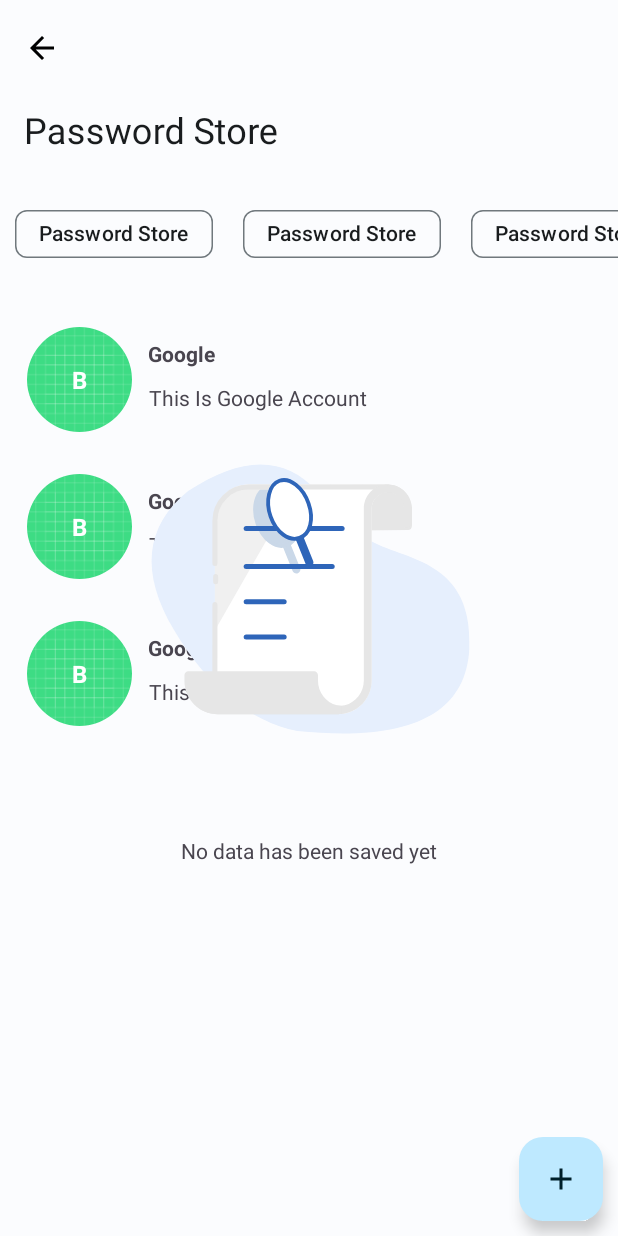
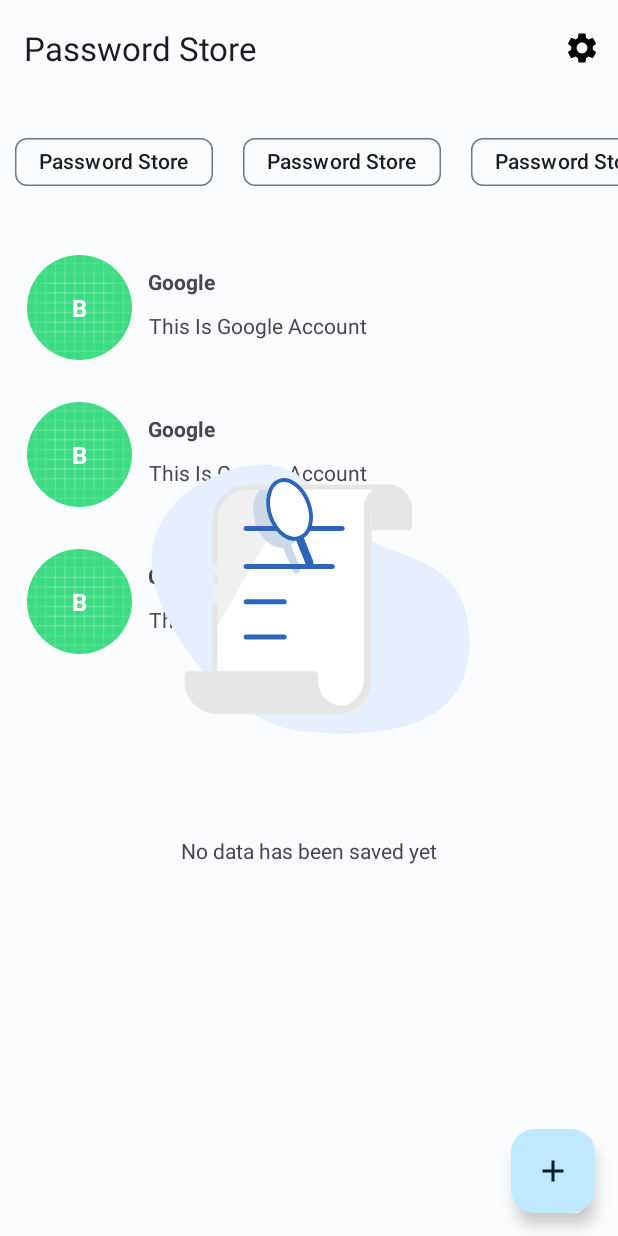
Before and after one commit to Ridhoardhiansyah7/Password_Store, an Android app: the layout activity_main.xml on its own in the app's theme, with its tools: preview values and no code run, on a phone screen of 412 x 824 dp. Run offline under Robolectric (Android 15) with nearby library versions, the phone set to English and light mode, and no system bars.

Commit message:
fixed several known issues

```diff
--- a/app/src/main/res/layout/activity_add.xml
+++ b/app/src/main/res/layout/activity_add.xml
@@ -68,7 +68,6 @@
                     android:layout_width="match_parent"
                     android:layout_height="wrap_content"
                     android:hint="@string/title"
-                    android:inputType="none"
                     android:id="@+id/edt_title"/>
 
             </com.google.android.material.textfield.TextInputLayout>
@@ -85,7 +84,6 @@
                     android:layout_width="match_parent"
                     android:layout_height="wrap_content"
                     android:hint="@string/username"
-                    android:inputType="none"
                     android:id="@+id/edt_username"/>
 
             </com.google.android.material.textfield.TextInputLayout>
@@ -103,7 +101,6 @@
                     android:layout_width="match_parent"
                     android:layout_height="wrap_content"
                     android:hint="@string/password"
-                    android:inputType="none"
                     android:id="@+id/edt_password"/>
 
             </com.google.android.material.textfield.TextInputLayout>
@@ -121,7 +118,6 @@
                     android:layout_width="match_parent"
                     android:layout_height="wrap_content"
                     android:hint="@string/re_password"
-                    android:inputType="none"
                     android:id="@+id/edt_re_password"/>
 
             </com.google.android.material.textfield.TextInputLayout>
@@ -138,7 +134,6 @@
                     android:layout_width="match_parent"
                     android:layout_height="wrap_content"
                     android:hint="@string/description"
-                    android:inputType="none"
                     android:id="@+id/edt_desc"/>
 
             </com.google.android.material.textfield.TextInputLayout>
@@ -155,7 +150,6 @@
                     android:layout_width="match_parent"
                     android:layout_height="wrap_content"
                     android:hint="@string/tag"
-                    android:inputType="none"
                     android:id="@+id/edt_tags"/>
 
             </com.google.android.material.textfield.TextInputLayout>
--- a/app/src/main/res/layout/activity_main.xml
+++ b/app/src/main/res/layout/activity_main.xml
@@ -1,32 +1,36 @@
 <?xml version="1.0" encoding="utf-8"?>
-<androidx.coordinatorlayout.widget.CoordinatorLayout
-    xmlns:android="http://schemas.android.com/apk/res/android"
+<androidx.constraintlayout.widget.ConstraintLayout xmlns:android="http://schemas.android.com/apk/res/android"
     xmlns:app="http://schemas.android.com/apk/res-auto"
     xmlns:tools="http://schemas.android.com/tools"
     android:layout_width="match_parent"
     android:layout_height="match_parent"
-    tools:context=".uiLayer.activity.MainActivity"
-    android:orientation="vertical">
+    android:orientation="vertical"
+    tools:context=".uiLayer.activity.MainActivity">
 
-    <include
-        android:id="@+id/inc"
-        layout="@layout/medium_appbar"
-    />
-
-    <androidx.core.widget.NestedScrollView
-        android:layout_width="match_parent"
-        android:layout_height="match_parent"
-        app:layout_behavior="com.google.android.material.appbar.AppBarLayout$ScrollingViewBehavior">
-
-        <LinearLayout
+    <com.google.android.material.appbar.AppBarLayout
         android:layout_width="match_parent"
         android:layout_height="wrap_content"
-            android:orientation="vertical">
+        app:layout_constraintTop_toTopOf="parent"
+        app:layout_constraintStart_toStartOf="parent"
+        android:id="@+id/appbar">
+
+
+        <com.google.android.material.appbar.MaterialToolbar
+            android:layout_width="match_parent"
+            android:layout_height="wrap_content"
+            app:title="@string/app_name"
+            app:menu="@menu/main_menu"
+            android:id="@+id/toolbar"/>
+
+    </com.google.android.material.appbar.AppBarLayout>
 
     <androidx.recyclerview.widget.RecyclerView
         android:id="@+id/rv_tags"
-                android:layout_width="match_parent"
+        android:layout_width="0dp"
         android:layout_height="wrap_content"
+        app:layout_constraintTop_toBottomOf="@id/appbar"
+        app:layout_constraintStart_toStartOf="parent"
+        app:layout_constraintEnd_toEndOf="parent"
         android:layout_marginTop="10dp"
         android:orientation="horizontal"
         app:layoutManager="androidx.recyclerview.widget.LinearLayoutManager"
@@ -34,30 +38,36 @@
 
     <androidx.recyclerview.widget.RecyclerView
         android:id="@+id/rv_password"
-                android:layout_width="match_parent"
-                android:layout_height="match_parent"
+        android:layout_width="0dp"
+        android:layout_height="0dp"
+        app:layout_constraintTop_toBottomOf="@id/rv_tags"
+        app:layout_constraintStart_toStartOf="parent"
+        app:layout_constraintEnd_toEndOf="parent"
+        app:layout_constraintBottom_toBottomOf="parent"
         android:layout_marginTop="10dp"
         android:orientation="vertical"
         app:layoutManager="androidx.recyclerview.widget.LinearLayoutManager"
         tools:listitem="@layout/password_item" />
 
 
-        </LinearLayout>
-
-    </androidx.core.widget.NestedScrollView>
-
     <com.google.android.material.floatingactionbutton.FloatingActionButton
+        android:id="@+id/fab_add"
         android:layout_width="wrap_content"
-        android:layout_height="match_parent"
-        app:layout_behavior="com.google.android.material.floatingactionbutton.FloatingActionButton$Behavior"
-        android:layout_gravity="bottom|end"
-        android:layout_margin="10dp"
+        android:layout_height="wrap_content"
+        app:layout_constraintEnd_toEndOf="parent"
+        app:layout_constraintBottom_toBottomOf="parent"
+        android:layout_margin="15dp"
         android:src="@drawable/baseline_add_24"
-        tools:ignore="ContentDescription"
-        android:id="@+id/fab_add"/>
+        tools:ignore="ContentDescription" />
 
     <include
-        layout="@layout/lottie"
-        android:id="@+id/lottie_parent"/>
+        android:id="@+id/lottie_parent"
+        android:layout_width="0dp"
+        android:layout_height="wrap_content"
+        app:layout_constraintTop_toTopOf="parent"
+        app:layout_constraintBottom_toBottomOf="parent"
+        app:layout_constraintStart_toStartOf="parent"
+        app:layout_constraintEnd_toEndOf="parent"
+        layout="@layout/lottie" />
 
-</androidx.coordinatorlayout.widget.CoordinatorLayout>
+</androidx.constraintlayout.widget.ConstraintLayout>
--- a/app/src/main/res/values-night/themes.xml
+++ b/app/src/main/res/values-night/themes.xml
@@ -27,5 +27,7 @@
         <item name="colorOnSurfaceInverse">@color/md_theme_dark_inverseOnSurface</item>
         <item name="colorSurfaceInverse">@color/md_theme_dark_inverseSurface</item>
         <item name="colorPrimaryInverse">@color/md_theme_dark_inversePrimary</item>
+
+        <item name="windowActionModeOverlay">true</item>
     </style>
 </resources>
--- a/app/src/main/res/values/themes.xml
+++ b/app/src/main/res/values/themes.xml
@@ -27,5 +27,7 @@
         <item name="colorOnSurfaceInverse">@color/md_theme_light_inverseOnSurface</item>
         <item name="colorSurfaceInverse">@color/md_theme_light_inverseSurface</item>
         <item name="colorPrimaryInverse">@color/md_theme_light_inversePrimary</item>
+
+        <item name="windowActionModeOverlay">true</item>
     </style>
 </resources>
```
Also changed, not shown: app/src/main/java/com/onedive/passwordstore/uiLayer/activity/MainActivity.kt (+39 -26 lines). Lines whose indentation alone changed are shown as unchanged.
